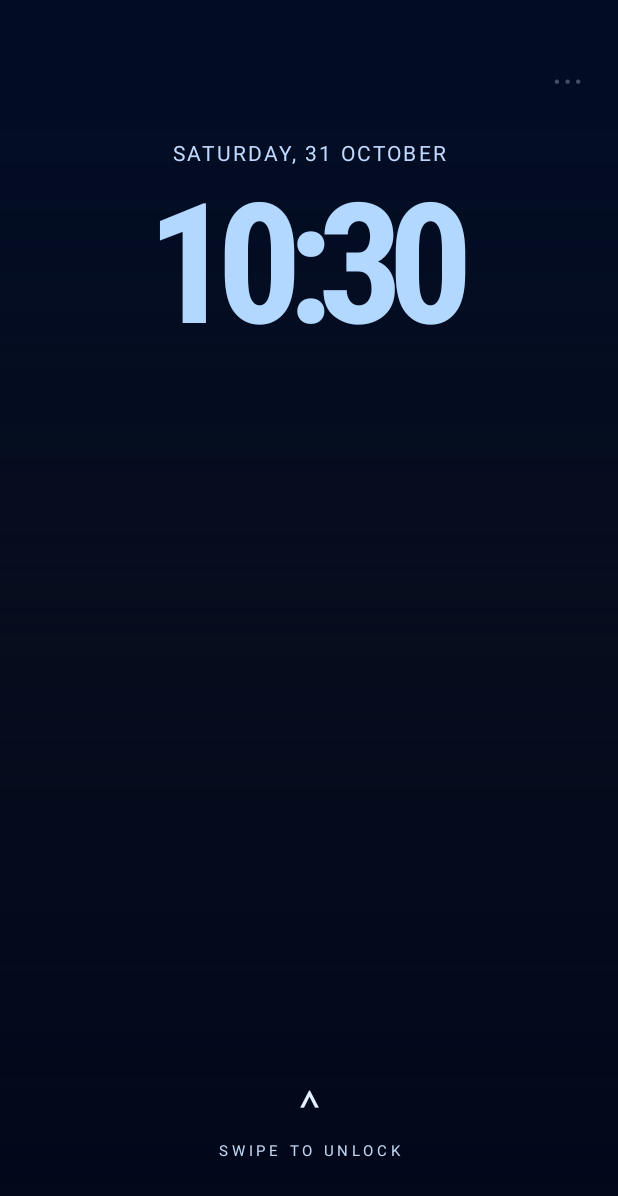
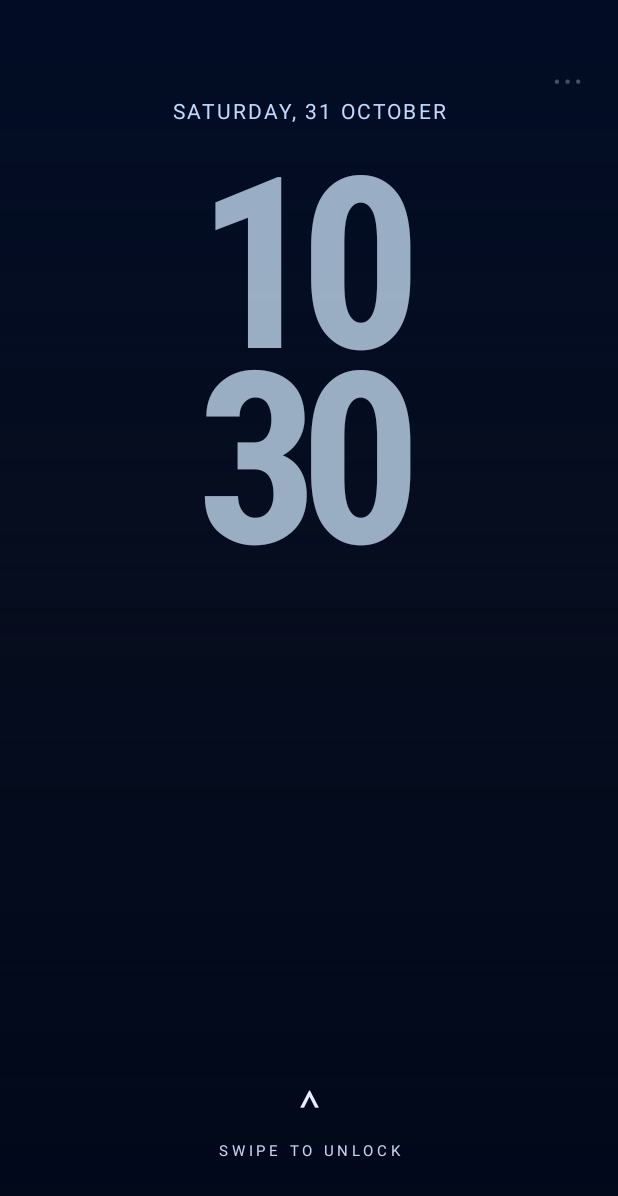
Before and after one commit to jollyboy95/HyperLauncher-Samsung, an Android app: the screen it shows after launch (AuroraActivity), on a phone screen of 412 x 824 dp. Shown: the top 1196 px of the screen. Run offline under Robolectric (Android 15) with nearby library versions, the light colour scheme and no system bars; pictures from the network do not load.

Commit message:
Implement HyperOS-inspired giant stacked two-row clock

```diff
--- a/compat/src/main/java/au/steve/hyperlauncher/compat/AuroraActivity.java
+++ b/compat/src/main/java/au/steve/hyperlauncher/compat/AuroraActivity.java
@@ -32,7 +32,7 @@ public final class AuroraActivity extends Activity {
     private final android.os.Handler handler = new android.os.Handler(android.os.Looper.getMainLooper());
     private final Runnable ticker = new Runnable() {
         @Override public void run() {
-            if (clock != null) clock.setText(new SimpleDateFormat(prefs != null && prefs.getBoolean("clock12", false) ? "h:mm" : "HH:mm", Locale.getDefault()).format(new Date()));
+            if (clock != null) clock.setText(formatClock());
             handler.postDelayed(this, 1000);
         }
     };
@@ -57,7 +57,7 @@ public final class AuroraActivity extends Activity {
         content.setOrientation(LinearLayout.VERTICAL);
         content.setGravity(Gravity.CENTER_HORIZONTAL);
         int pad = (int)(24 * getResources().getDisplayMetrics().density);
-        content.setPadding(pad, (int)(92 * getResources().getDisplayMetrics().density), pad, pad);
+        content.setPadding(pad, (int)(64 * getResources().getDisplayMetrics().density), pad, pad);
         TextView heading = new TextView(this);
         heading.setText(new SimpleDateFormat("EEEE, d MMMM", Locale.getDefault()).format(new Date()).toUpperCase(Locale.getDefault()));
         heading.setTextColor(0xFFC1D9FF);
@@ -66,11 +66,13 @@ public final class AuroraActivity extends Activity {
         heading.setGravity(Gravity.CENTER);
         content.addView(heading);
         clock = new TextView(this);
-        clock.setTextColor(0xFFB2D8FF);
-        clock.setLetterSpacing(-0.09f);
+        clock.setTextColor(0xBBD0E9FF);
+        clock.setLetterSpacing(-0.075f);
+        clock.setLineSpacing(-28 * getResources().getDisplayMetrics().density, 0.84f);
+        clock.setMaxLines(2);
         clock.setIncludeFontPadding(false);
         applyClockStyle();
-        clock.setTextSize(prefs.getInt("clockSize", 112));
+        clock.setTextSize(prefs.getInt("clockSize", 160));
         clock.setGravity(Gravity.CENTER);
         content.addView(clock);
         TextView date = new TextView(this);
@@ -83,7 +85,7 @@ public final class AuroraActivity extends Activity {
         foreground = new ImageView(this);
         foreground.setScaleType(ImageView.ScaleType.FIT_CENTER);
         FrameLayout.LayoutParams fgParams = new FrameLayout.LayoutParams(-1, (int)(260 * getResources().getDisplayMetrics().density), Gravity.TOP);
-        fgParams.topMargin = (int)(110 * getResources().getDisplayMetrics().density);
+        fgParams.topMargin = (int)(115 * getResources().getDisplayMetrics().density);
         String cutout = prefs.getString("foreground", null);
         if (cutout != null) try { foreground.setImageURI(Uri.parse(cutout)); } catch (Exception ignored) {}
         // Overlay above clock; foreground must be a transparent PNG to create a depth illusion.
@@ -153,6 +155,10 @@ public final class AuroraActivity extends Activity {
         root.bringChildToFront(photo);
         setContentView(root);
     }
+    private String formatClock(){
+        String time=new SimpleDateFormat(prefs!=null&&prefs.getBoolean("clock12",false)?"hhmm":"HHmm",Locale.getDefault()).format(new Date());
+        return time.substring(0,2)+"\n"+time.substring(2);
+    }
     private void applyClockStyle(){
         if(clock==null)return;
         int style=prefs.getInt("clockStyle",0);
@@ -168,7 +174,7 @@ public final class AuroraActivity extends Activity {
     }
     @Override protected void onResume() {
         super.onResume();
-        if (clock != null) { clock.setTextSize(prefs.getInt("clockSize",112)); applyClockStyle(); }
+        if (clock != null) { clock.setTextSize(prefs.getInt("clockSize",160)); applyClockStyle(); }
         if (foreground != null) {
             String u=prefs.getString("foreground",null);
             foreground.setImageDrawable(null);
```
